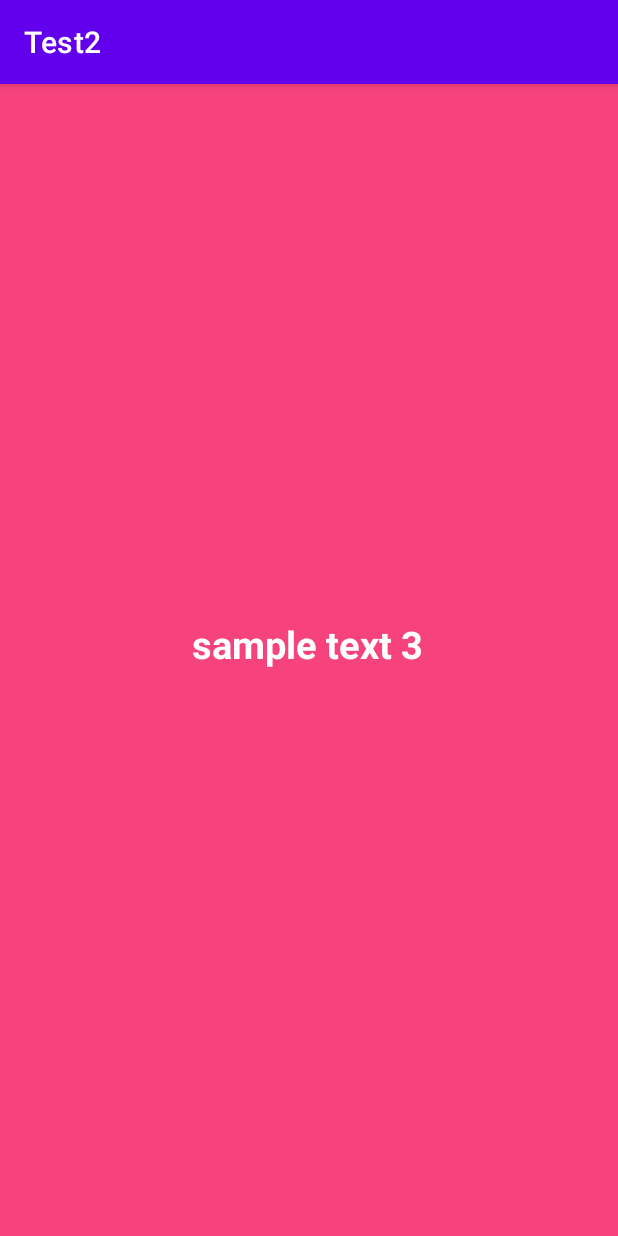
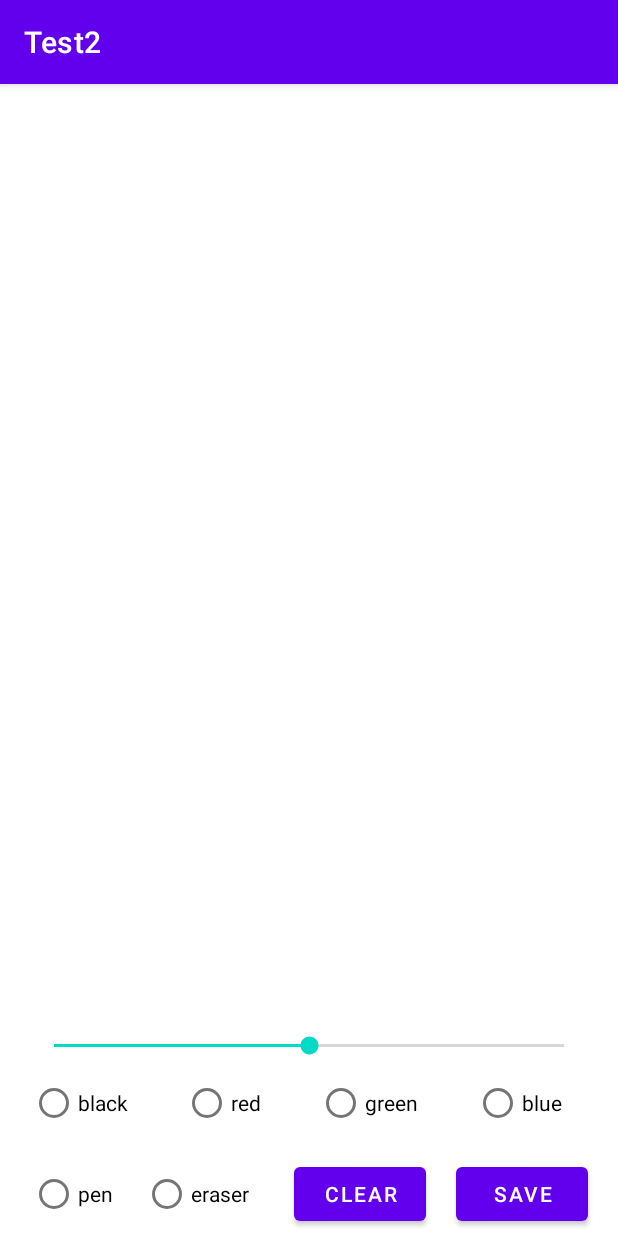
Before and after one commit to jsjclink/madcamp1w, an Android app: the fragment ThirdTab shown on its own in the app's theme, on a phone screen of 412 x 824 dp. Run offline under Robolectric (Android 15) with nearby library versions, the phone set to English and light mode, and no system bars.

Commit message:
implemented save

```diff
--- a/app/src/main/AndroidManifest.xml
+++ b/app/src/main/AndroidManifest.xml
@@ -2,6 +2,9 @@
 <manifest xmlns:android="http://schemas.android.com/apk/res/android"
     xmlns:tools="http://schemas.android.com/tools"
     package="com.example.test2">
+
+    <uses-permission android:name="android.permission.WRITE_EXTERNAL_STORAGE" />
+    <uses-permission android:name="android.permission.READ_EXTERNAL_STORAGE" />
 
     <application
         android:allowBackup="true"
--- /dev/null
+++ b/app/src/main/java/com/example/test2/CustomView.java
@@ -0,0 +1,91 @@
+package com.example.test2;
+
+import android.content.Context;
+import android.graphics.Canvas;
+import android.graphics.Color;
+import android.graphics.Paint;
+import android.graphics.Path;
+import android.util.Log;
+import android.view.MotionEvent;
+import android.view.View;
+
+import java.util.ArrayList;
+
+public class CustomView extends View {
+    Paint paint;
+    ArrayList<PathInfo> data;
+    PathInfo pathInfo;
+
+    public CustomView(Context context){
+        super(context);
+
+        paint = new Paint();
+        paint.setColor(Color.CYAN);
+        paint.setStrokeWidth(10f);
+
+        data = new ArrayList<>();
+    }
+
+    public void setPaintInfo(int color, float r){
+        paint = new Paint();
+        paint.setColor(color);
+
+        paint.setStyle(Paint.Style.STROKE);
+        paint.setStrokeWidth(r);
+
+        pathInfo = new PathInfo();
+        pathInfo.setPaint(paint);
+    }
+
+    @Override
+    protected void onDraw(Canvas canvas) {
+        for (PathInfo p : data){
+            canvas.drawPath(p, p.getPaint());
+        }
+
+        super.onDraw(canvas);
+    }
+
+    @Override
+    public boolean onTouchEvent(MotionEvent event) {
+        switch(event.getAction()){
+            case MotionEvent.ACTION_DOWN:
+                pathInfo.moveTo(event.getX(), event.getY());
+                break;
+            case MotionEvent.ACTION_MOVE:
+                pathInfo.lineTo(event.getX(), event.getY());
+                break;
+            case MotionEvent.ACTION_UP:
+                break;
+        }
+
+        data.add(pathInfo);
+
+        invalidate();
+
+        return true;
+    }
+
+    public void clearAll(int color, float r) {
+        data.clear();
+        setPaintInfo(color, r);
+        invalidate();
+    }
+}
+
+class PathInfo extends Path {
+    private Paint paint;
+
+    PathInfo(){
+        paint = new Paint();
+    }
+
+    public Paint getPaint(){
+        return paint;
+    }
+
+    public void setPaint(Paint paint){
+        this.paint = paint;
+    }
+
+}
--- a/app/src/main/java/com/example/test2/MainActivity.java
+++ b/app/src/main/java/com/example/test2/MainActivity.java
@@ -43,6 +43,7 @@ public class MainActivity extends AppCompatActivity {
         new TabLayoutMediator(tabLayout, viewPager,(tab, position) -> tab.setText(titles[position])).attach();
         setTabIcons(tabLayout);
 //        getSupportActionBar().hide();
+        viewPager.setUserInputEnabled(false);
     }
 
     @Override
--- a/app/src/main/java/com/example/test2/ThirdTab.java
+++ b/app/src/main/java/com/example/test2/ThirdTab.java
@@ -1,21 +1,53 @@
 package com.example.test2;
 
+import android.Manifest;
+import android.content.pm.PackageManager;
+import android.graphics.Bitmap;
+import android.graphics.Canvas;
+import android.graphics.Color;
+import android.graphics.drawable.Drawable;
 import android.os.Bundle;
+import android.os.Environment;
+import android.util.Log;
 import android.view.LayoutInflater;
 import android.view.View;
 import android.view.ViewGroup;
+import android.widget.Button;
+import android.widget.FrameLayout;
+import android.widget.RadioButton;
+import android.widget.RadioGroup;
+import android.widget.SeekBar;
 import android.widget.TextView;
+import android.widget.Toast;
 
+import androidx.core.app.ActivityCompat;
 import androidx.fragment.app.Fragment;
 
+import java.io.File;
+import java.io.FileOutputStream;
+
 public class ThirdTab extends Fragment {
+    CustomView customView;
+    FrameLayout stage;
+    RadioGroup radioGroup, radioGroup2;
+    RadioButton radioBtnBlack, radioBtnRed, radioBtnGreen, radioBtnBlue;
+    SeekBar seekBar;
+    Button btnClear, btnSave;
+
+    int color = Color.BLACK;
+    boolean isEraser = false;
+    float r = 5f;
 
     @Override
     public View onCreateView(LayoutInflater inflater, ViewGroup container, Bundle savedInstanceState) {
         View v = inflater.inflate(R.layout.third_tab, container, false);
 
-        TextView tv = (TextView) v.findViewById(R.id.textView1);
-        tv.setText(getArguments().getString("msg"));
+        initView(v);
+        initListener();
+
+        customView = new CustomView(getActivity());
+        customView.setPaintInfo(color, r);
+        stage.addView(customView);
 
         return v;
     }
@@ -30,4 +62,133 @@ public class ThirdTab extends Fragment {
 
         return f;
     }
+
+    private void initView(View v){
+        stage = v.findViewById(R.id.stage);
+        radioGroup = v.findViewById(R.id.radioGroup);
+        radioBtnBlack = v.findViewById(R.id.radioBtnBlack);
+        radioBtnRed = v.findViewById(R.id.radioBtnRed);
+        radioBtnGreen = v.findViewById(R.id.radioBtnGreen);
+        radioBtnBlue = v.findViewById(R.id.radioBtnBlue);
+        seekBar = v.findViewById(R.id.seekBar);
+        radioGroup2 = v.findViewById(R.id.radioGroup2);
+        btnClear = v.findViewById(R.id.clear);
+        btnSave = v.findViewById(R.id.save);
+    }
+
+    private void initListener(){
+        radioGroup.setOnCheckedChangeListener(new RadioGroup.OnCheckedChangeListener() {
+            @Override
+            public void onCheckedChanged(RadioGroup radioGroup, int i) {
+                switch(i){
+                    case R.id.radioBtnBlack:
+                        color = Color.BLACK;
+                        break;
+                    case R.id.radioBtnRed:
+                        color = Color.RED;
+                        break;
+                    case R.id.radioBtnGreen:
+                        color = Color.GREEN;
+                        break;
+                    case R.id.radioBtnBlue:
+                        color = Color.BLUE;
+                        break;
+                }
+                customView.setPaintInfo(isEraser ? Color.WHITE : color, isEraser? r*2 : r);
+            }
+        });
+
+        seekBar.setOnSeekBarChangeListener(new SeekBar.OnSeekBarChangeListener() {
+            @Override
+            public void onProgressChanged(SeekBar seekBar, int i, boolean b) {
+
+            }
+
+            @Override
+            public void onStartTrackingTouch(SeekBar seekBar) {
+
+            }
+
+            @Override
+            public void onStopTrackingTouch(SeekBar seekBar) {
+                r = (float)seekBar.getProgress() / 10;
+                customView.setPaintInfo(isEraser ? Color.WHITE : color, isEraser? r*2 : r);
+            }
+        });
+
+        radioGroup2.setOnCheckedChangeListener(new RadioGroup.OnCheckedChangeListener() {
+            @Override
+            public void onCheckedChanged(RadioGroup radioGroup, int i) {
+                switch(i){
+                    case R.id.pen:
+                        isEraser = false;
+                        customView.setPaintInfo(color, r);
+                        break;
+                    case R.id.eraser:
+                        isEraser = true;
+                        customView.setPaintInfo(Color.WHITE, r*2);
+                        break;
+                }
+            }
+        });
+
+        btnClear.setOnClickListener(new View.OnClickListener() {
+            @Override
+            public void onClick(View view) {
+                customView.clearAll(color, r);
+            }
+        });
+        btnSave.setOnClickListener(new View.OnClickListener() {
+            @Override
+            public void onClick(View view) {
+                Bitmap bitmap = getBitmapFromView(customView);
+                OnCheckPermission();
+                saveBitmapAsJPG(bitmap);
+            }
+        });
+    }
+    public static Bitmap getBitmapFromView(View view){
+        //Define a bitmap with the same size as the view
+        Bitmap returnedBitmap = Bitmap.createBitmap(view.getWidth(), view.getHeight(),Bitmap.Config.ARGB_8888);
+        //Bind a canvas to it
+        Canvas canvas = new Canvas(returnedBitmap);
+        //Get the view's background
+        Drawable bgDrawable =view.getBackground();
+        if (bgDrawable!=null)
+            //has background drawable, then draw it on the canvas
+            bgDrawable.draw(canvas);
+        else
+            //does not have background drawable, then draw white background on the canvas
+            canvas.drawColor(Color.WHITE);
+        // draw the view on the canvas
+        view.draw(canvas);
+        //return the bitmap
+        return returnedBitmap;
+    }
+
+    public void saveBitmapAsJPG(Bitmap bitmap){
+        String root = Environment.getExternalStorageDirectory().toString();
+        Log.d("root", root);
+        File myDir = new File(root + "/Pictures");
+
+        String fname = "Image-" + System.currentTimeMillis() + ".jpg";
+        File file = new File(myDir, fname);
+        if(file.exists()) file.delete();
+        try {
+            FileOutputStream out = new FileOutputStream(file);
+            bitmap.compress(Bitmap.CompressFormat.JPEG, 90, out);
+            out.flush();
+            out.close();
+        }
+        catch (Exception e){
+            e.printStackTrace();
+        }
+    }
+
+    private void OnCheckPermission() {
+        if(ActivityCompat.checkSelfPermission(getActivity(), Manifest.permission.WRITE_EXTERNAL_STORAGE) != PackageManager.PERMISSION_GRANTED){
+            //Toast.makeText(this, "앱 실행을 위해서는 권한을 설정하세요", Toast.LENGTH_LONG).show();
+            ActivityCompat.requestPermissions(getActivity(), new String[]{Manifest.permission.WRITE_EXTERNAL_STORAGE}, 1);
+        }
+    }
 }
--- a/app/src/main/res/layout/third_tab.xml
+++ b/app/src/main/res/layout/third_tab.xml
@@ -2,23 +2,140 @@
 <androidx.constraintlayout.widget.ConstraintLayout xmlns:android="http://schemas.android.com/apk/res/android"
     xmlns:app="http://schemas.android.com/apk/res-auto"
     xmlns:tools="http://schemas.android.com/tools"
-    android:id="@+id/cLayout1"
     android:layout_width="match_parent"
     android:layout_height="match_parent"
-    android:background="@color/frg3Color">
+    tools:context=".MainActivity">
 
-    <TextView
-        android:id="@+id/textView1"
-        android:layout_width="wrap_content"
-        android:layout_height="wrap_content"
-        android:layout_marginTop="356dp"
-        android:textSize="25dp"
-        android:textStyle="bold"
-        android:text="sample text 3"
-        android:textColor="@color/white"
+    <FrameLayout
+        android:id="@+id/stage"
+        android:layout_width="match_parent"
+        android:layout_height="0dp"
+        app:layout_constraintBottom_toTopOf="@+id/constraintLayout2"
         app:layout_constraintEnd_toEndOf="parent"
-        app:layout_constraintHorizontal_bias="0.497"
         app:layout_constraintStart_toStartOf="parent"
-        app:layout_constraintTop_toTopOf="parent" />
+        app:layout_constraintTop_toTopOf="parent"
+        app:layout_constraintVertical_weight="17" >
+
+    </FrameLayout>
+
+    <androidx.constraintlayout.widget.ConstraintLayout
+        android:id="@+id/constraintLayout2"
+        android:layout_width="match_parent"
+        android:layout_height="0dp"
+        app:layout_constraintBottom_toBottomOf="parent"
+        app:layout_constraintEnd_toEndOf="parent"
+        app:layout_constraintStart_toStartOf="parent"
+        app:layout_constraintTop_toBottomOf="@+id/stage"
+        app:layout_constraintVertical_weight="4">
+
+        <SeekBar
+            android:id="@+id/seekBar"
+            android:layout_width="match_parent"
+            android:layout_height="wrap_content"
+            android:layout_marginStart="20dp"
+            android:layout_marginTop="10dp"
+            android:layout_marginEnd="20dp"
+            android:progress="50"
+            app:layout_constraintEnd_toEndOf="parent"
+            app:layout_constraintStart_toStartOf="parent"
+            app:layout_constraintTop_toTopOf="parent" />
+
+        <RadioGroup
+            android:id="@+id/radioGroup"
+            android:layout_width="match_parent"
+            android:layout_height="0dp"
+            android:layout_marginStart="20dp"
+            android:layout_marginTop="5dp"
+            android:orientation="horizontal"
+            app:layout_constraintBottom_toTopOf="@id/constraintLayout3"
+            app:layout_constraintEnd_toEndOf="parent"
+            app:layout_constraintStart_toStartOf="parent"
+            app:layout_constraintTop_toBottomOf="@id/seekBar">
+
+            <RadioButton
+                android:id="@+id/radioBtnBlack"
+                android:layout_width="wrap_content"
+                android:layout_height="wrap_content"
+                android:layout_weight="1"
+                android:text="black" />
+
+            <RadioButton
+                android:id="@+id/radioBtnRed"
+                android:layout_width="wrap_content"
+                android:layout_height="wrap_content"
+                android:layout_weight="1"
+                android:text="red" />
+
+            <RadioButton
+                android:id="@+id/radioBtnGreen"
+                android:layout_width="wrap_content"
+                android:layout_height="wrap_content"
+                android:layout_weight="1"
+                android:text="green" />
+
+            <RadioButton
+                android:id="@+id/radioBtnBlue"
+                android:layout_width="wrap_content"
+                android:layout_height="wrap_content"
+                android:layout_weight="1"
+                android:text="blue" />
+
+        </RadioGroup>
+
+        <androidx.constraintlayout.widget.ConstraintLayout
+            android:id="@+id/constraintLayout3"
+            android:layout_width="match_parent"
+            android:layout_height="0dp"
+            app:layout_constraintBottom_toBottomOf="parent"
+            app:layout_constraintEnd_toEndOf="parent"
+            app:layout_constraintStart_toStartOf="parent"
+            app:layout_constraintTop_toBottomOf="@id/radioGroup">
+
+            <RadioGroup
+                android:id="@+id/radioGroup2"
+                android:layout_width="wrap_content"
+                android:layout_height="wrap_content"
+                android:layout_marginEnd="10dp"
+                android:orientation="horizontal"
+                app:layout_constraintBottom_toBottomOf="parent"
+                app:layout_constraintEnd_toStartOf="@id/clear"
+                app:layout_constraintStart_toStartOf="parent"
+                app:layout_constraintTop_toTopOf="parent">
+
+                <RadioButton
+                    android:id="@+id/pen"
+                    android:layout_width="match_parent"
+                    android:layout_height="wrap_content"
+                    android:layout_marginEnd="20dp"
+                    android:text="pen" />
+
+                <RadioButton
+                    android:id="@+id/eraser"
+                    android:layout_width="match_parent"
+                    android:layout_height="wrap_content"
+                    android:text="eraser" />
+            </RadioGroup>
+
+            <Button
+                android:id="@+id/clear"
+                android:layout_width="wrap_content"
+                android:layout_height="wrap_content"
+                android:text="clear"
+                app:layout_constraintBottom_toBottomOf="parent"
+                app:layout_constraintEnd_toStartOf="@id/save"
+                app:layout_constraintStart_toEndOf="@id/radioGroup2"
+                app:layout_constraintTop_toTopOf="parent" />
+
+            <Button
+                android:id="@+id/save"
+                android:layout_width="wrap_content"
+                android:layout_height="wrap_content"
+                android:text="save"
+                app:layout_constraintBottom_toBottomOf="parent"
+                app:layout_constraintEnd_toEndOf="parent"
+                app:layout_constraintStart_toEndOf="@id/clear"
+                app:layout_constraintTop_toTopOf="parent" />
+        </androidx.constraintlayout.widget.ConstraintLayout>
+    </androidx.constraintlayout.widget.ConstraintLayout>
 
 </androidx.constraintlayout.widget.ConstraintLayout>
```
